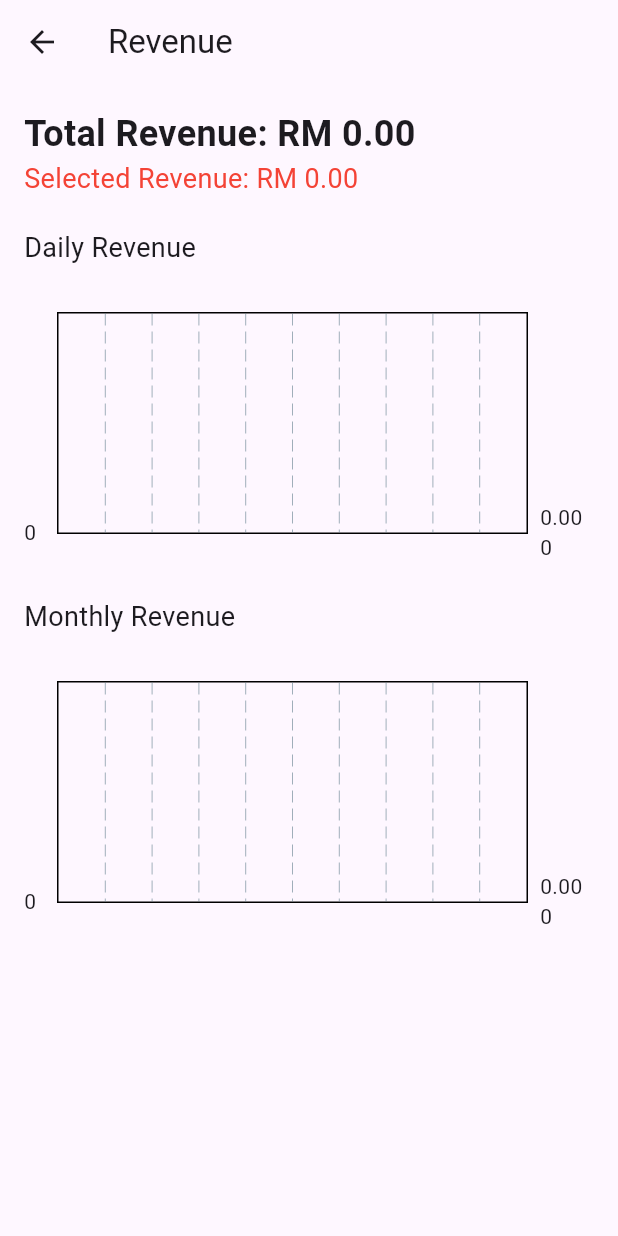
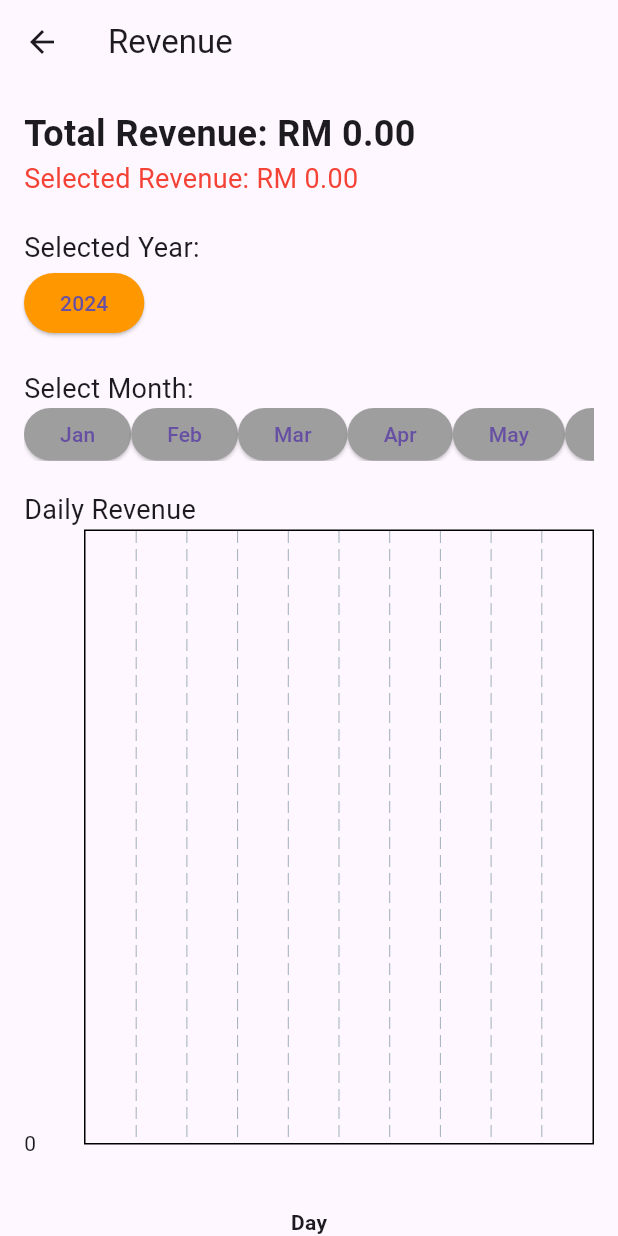
Before and after one commit to hanxi27/Admin-Website, a Flutter app: the RevenueScreen screen opened by its route, on a phone screen of 412 x 824 dp. Run offline on Flutter 3.47's test engine with Material 3 defaults, Android fonts, the phone set to English and light mode, and no system bars; drawn by our look-alikes of fl_chart; our stand-ins replace badges, cloud_firestore, file_picker, firebase_analytics, firebase_auth, firebase_core and 2 more; accounts and stored records are empty; project files that could hold a hidden picture were left out.

Commit message:
revenue screen

```diff
--- a/lib/dashboard/dashboard_screen.dart
+++ b/lib/dashboard/dashboard_screen.dart
@@ -36,9 +36,6 @@ class _DashboardScreenState extends State<DashboardScreen> {
   @override
   Widget build(BuildContext context) {
     return Scaffold(
-      appBar: AppBar(
-        title: const Text('Dashboard'),
-      ),
       body: LayoutBuilder(
         builder: (context, constraints) {
           return SingleChildScrollView(
--- a/lib/dashboard/revenue.dart
+++ b/lib/dashboard/revenue.dart
@@ -13,6 +13,8 @@ class _RevenueScreenState extends State<RevenueScreen> {
   Map<DateTime, double> dailyRevenue = {};
   Map<String, double> monthlyRevenue = {};
   double selectedValue = 0.0;
+  String selectedYear = '2024'; // Default to 2024
+  String selectedMonth = '07'; // Default to July
 
   @override
   void initState() {
@@ -48,14 +50,20 @@ class _RevenueScreenState extends State<RevenueScreen> {
   List<BarChartGroupData> _buildDailyRevenueChart() {
     List<BarChartGroupData> barGroups = [];
     dailyRevenue.forEach((date, revenue) {
+      if (DateFormat('yyyy-MM').format(date) == '$selectedYear-$selectedMonth') {
         barGroups.add(
           BarChartGroupData(
             x: date.day,
             barRods: [
-            BarChartRodData(toY: revenue, color: Colors.lightBlueAccent),
+              BarChartRodData(
+                toY: revenue,
+                color: Colors.lightBlueAccent,
+                width: 20, // Increased bar width
+              ),
             ],
           ),
         );
+      }
     });
     return barGroups;
   }
@@ -63,17 +71,46 @@ class _RevenueScreenState extends State<RevenueScreen> {
   List<BarChartGroupData> _buildMonthlyRevenueChart() {
     List<BarChartGroupData> barGroups = [];
     monthlyRevenue.forEach((month, revenue) {
+      if (month.startsWith(selectedYear)) {
         int monthIndex = int.parse(month.split('-')[1]);
         barGroups.add(
           BarChartGroupData(
             x: monthIndex,
             barRods: [
-            BarChartRodData(toY: revenue, color: Colors.lightGreenAccent),
+              BarChartRodData(
+                toY: revenue,
+                color: Colors.lightGreenAccent,
+                width: 20, // Increased bar width
+              ),
             ],
           ),
         );
+      }
     });
     return barGroups;
+  }
+
+  List<Widget> _buildMonthButtons() {
+    List<String> months = [
+      'Jan', 'Feb', 'Mar', 'Apr', 'May', 'Jun',
+      'Jul', 'Aug', 'Sep', 'Oct', 'Nov', 'Dec'
+    ];
+    return months.map((month) {
+      int monthIndex = months.indexOf(month) + 1;
+      String formattedMonth = monthIndex.toString().padLeft(2, '0');
+      return ElevatedButton(
+        onPressed: () {
+          setState(() {
+            selectedMonth = formattedMonth;
+          });
+        },
+        child: Text(month),
+        style: ButtonStyle(
+          backgroundColor: MaterialStateProperty.all(
+              selectedMonth == formattedMonth ? Colors.orange : Colors.grey),
+        ),
+      );
+    }).toList();
   }
 
   String _formatDate(int day) {
@@ -100,9 +137,39 @@ class _RevenueScreenState extends State<RevenueScreen> {
                   style: TextStyle(fontWeight: FontWeight.bold, fontSize: 24)),
               Text('Selected Revenue: RM ${selectedValue.toStringAsFixed(2)}', style: TextStyle(color: Colors.red, fontSize: 18)),
               SizedBox(height: 20),
+              Text('Selected Year:', style: TextStyle(fontSize: 18)),
+              Row(
+                children: [
+                  ElevatedButton(
+                    onPressed: () {
+                      setState(() {
+                        selectedYear = '2024';
+                      });
+                    },
+                    child: Text('2024',),
+                    style: ButtonStyle(
+                      backgroundColor: MaterialStateProperty.all(
+                          selectedYear == '2024' ? Colors.orange : Colors.grey),
+                    ),
+                  ),
+                  // Add more buttons for other years as needed
+                ],
+              ),
+              SizedBox(height: 20),
+              Text('Select Month:', style: TextStyle(fontSize: 18)),
+              SizedBox(
+                height: 35,
+                child: ListView(
+                  scrollDirection: Axis.horizontal,
+                  children: _buildMonthButtons(),
+                ),
+              ),
+              SizedBox(height: 20),
               Text('Daily Revenue', style: TextStyle(fontSize: 18)),
+              Column(
+                children: [
                   SizedBox(
-                height: 200,
+                    height: 450,
                     child: BarChart(
                       BarChartData(
                         alignment: BarChartAlignment.spaceAround,
@@ -111,6 +178,7 @@ class _RevenueScreenState extends State<RevenueScreen> {
                           leftTitles: AxisTitles(
                             sideTitles: SideTitles(
                               showTitles: true,
+                              reservedSize: 40,
                               getTitlesWidget: (value, meta) {
                                 if (value == 0) return Text('0');
                                 if (value == 500) return Text('500');
@@ -119,9 +187,16 @@ class _RevenueScreenState extends State<RevenueScreen> {
                               },
                             ),
                           ),
+                          rightTitles: AxisTitles(
+                            sideTitles: SideTitles(showTitles: false),
+                          ),
+                          topTitles: AxisTitles(
+                            sideTitles: SideTitles(showTitles: false),
+                          ),
                           bottomTitles: AxisTitles(
                             sideTitles: SideTitles(
                               showTitles: true,
+                              reservedSize: 40,
                               getTitlesWidget: (value, meta) {
                                 return Text(_formatDate(value.toInt()));
                               },
@@ -129,6 +204,16 @@ class _RevenueScreenState extends State<RevenueScreen> {
                           ),
                         ),
                         barTouchData: BarTouchData(
+                          touchTooltipData: BarTouchTooltipData(
+                            tooltipPadding: const EdgeInsets.all(8),
+                            tooltipRoundedRadius: 8,
+                            getTooltipItem: (group, groupIndex, rod, rodIndex) {
+                              return BarTooltipItem(
+                                rod.toY.toStringAsFixed(2),
+                                TextStyle(color: Colors.white),
+                              );
+                            },
+                          ),
                           touchCallback: (FlTouchEvent event, barTouchResponse) {
                             if (event is FlTapUpEvent && barTouchResponse?.spot != null) {
                               setState(() {
@@ -140,10 +225,17 @@ class _RevenueScreenState extends State<RevenueScreen> {
                       ),
                     ),
                   ),
+                  SizedBox(height: 2), // Reduce space between chart and label
+                  Text(
+                    'Day',
+                    style: TextStyle(fontSize: 14, fontWeight: FontWeight.bold), // Make the text smaller
+                  ),
+                ],
+              ),
               SizedBox(height: 20),
               Text('Monthly Revenue', style: TextStyle(fontSize: 18)),
               SizedBox(
-                height: 200,
+                height: 500,
                 child: BarChart(
                   BarChartData(
                     alignment: BarChartAlignment.spaceAround,
@@ -152,19 +244,28 @@ class _RevenueScreenState extends State<RevenueScreen> {
                       leftTitles: AxisTitles(
                         sideTitles: SideTitles(
                           showTitles: true,
+                          reservedSize: 40,
                           getTitlesWidget: (value, meta) {
                             if (value == 0) return Text('0');
                             if (value == 500) return Text('500');
                             if (value == 1000) return Text('1K');
                             if (value == 1500) return Text('1.5K');
                             if (value == 2000) return Text('2K');
+                            if (value == 2300) return Text('2.3K');
                             return Container();
                           },
                         ),
                       ),
+                      rightTitles: AxisTitles(
+                        sideTitles: SideTitles(showTitles: false),
+                      ),
+                      topTitles: AxisTitles(
+                        sideTitles: SideTitles(showTitles: false),
+                      ),
                       bottomTitles: AxisTitles(
                         sideTitles: SideTitles(
                           showTitles: true,
+                          reservedSize: 40,
                           getTitlesWidget: (value, meta) {
                             return Text(_formatMonth(value.toInt()));
                           },
@@ -172,6 +273,16 @@ class _RevenueScreenState extends State<RevenueScreen> {
                       ),
                     ),
                     barTouchData: BarTouchData(
+                      touchTooltipData: BarTouchTooltipData(
+                        tooltipPadding: const EdgeInsets.all(8),
+                        tooltipRoundedRadius: 8,
+                        getTooltipItem: (group, groupIndex, rod, rodIndex) {
+                          return BarTooltipItem(
+                            rod.toY.toStringAsFixed(2),
+                            TextStyle(color: Colors.white),
+                          );
+                        },
+                      ),
                       touchCallback: (FlTouchEvent event, barTouchResponse) {
                         if (event is FlTapUpEvent && barTouchResponse?.spot != null) {
                           setState(() {
```
Lines whose indentation alone changed are shown as unchanged.
